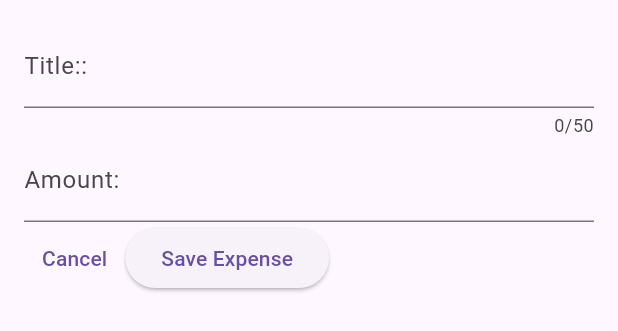
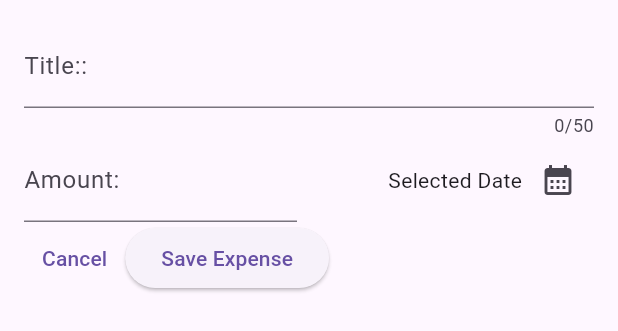
Before and after one commit to Kapil619/expense_tracker, a Flutter app: the NewExpense widget shown alone on an empty page, opened directly, on a phone screen of 412 x 824 dp. Shown: the top 331 px of the screen. Run offline on Flutter 3.47's test engine with Material 2 defaults, Android fonts, the phone set to English and light mode, and no system bars.

Commit message:
Created a Datepicker

```diff
--- a/lib/widgets/new_expense.dart
+++ b/lib/widgets/new_expense.dart
@@ -11,6 +11,16 @@ class NewExpense extends StatefulWidget {
 class _NewExpenseState extends State<NewExpense> {
   final _titleController = TextEditingController();
   final _amountController = TextEditingController();
+
+  void _presentDatePicker() {
+    final now = DateTime.now();
+    final firstDate = DateTime(now.year - 1, now.month, now.day);
+    showDatePicker(
+        context: context,
+        initialDate: now,
+        firstDate: firstDate,
+        lastDate: now);
+  }
 
   @override
   void dispose() {
@@ -32,7 +42,10 @@ class _NewExpenseState extends State<NewExpense> {
               label: Text('Title::'),
             ),
           ),
-          TextField(
+          Row(
+            children: [
+              Expanded(
+                child: TextField(
                   controller: _amountController,
                   keyboardType: TextInputType.number,
                   decoration: const InputDecoration(
@@ -40,9 +53,29 @@ class _NewExpenseState extends State<NewExpense> {
                     label: Text('Amount:'),
                   ),
                 ),
+              ),
+              const SizedBox(width: 16),
+              Expanded(
+                child: Row(
+                  mainAxisAlignment: MainAxisAlignment.end,
+                  crossAxisAlignment: CrossAxisAlignment.center,
+                  children: [
+                    const Text('Selected Date'),
+                    IconButton(
+                        onPressed: _presentDatePicker,
+                        icon: const Icon(Icons.calendar_month))
+                  ],
+                ),
+              )
+            ],
+          ),
           Row(
             children: [
-              TextButton(onPressed: () {}, child: const Text('Cancel')),
+              TextButton(
+                  onPressed: () {
+                    Navigator.pop(context);
+                  },
+                  child: const Text('Cancel')),
               ElevatedButton(
                   onPressed: () {
                     print(_titleController.text);
```
Lines whose indentation alone changed are shown as unchanged.
